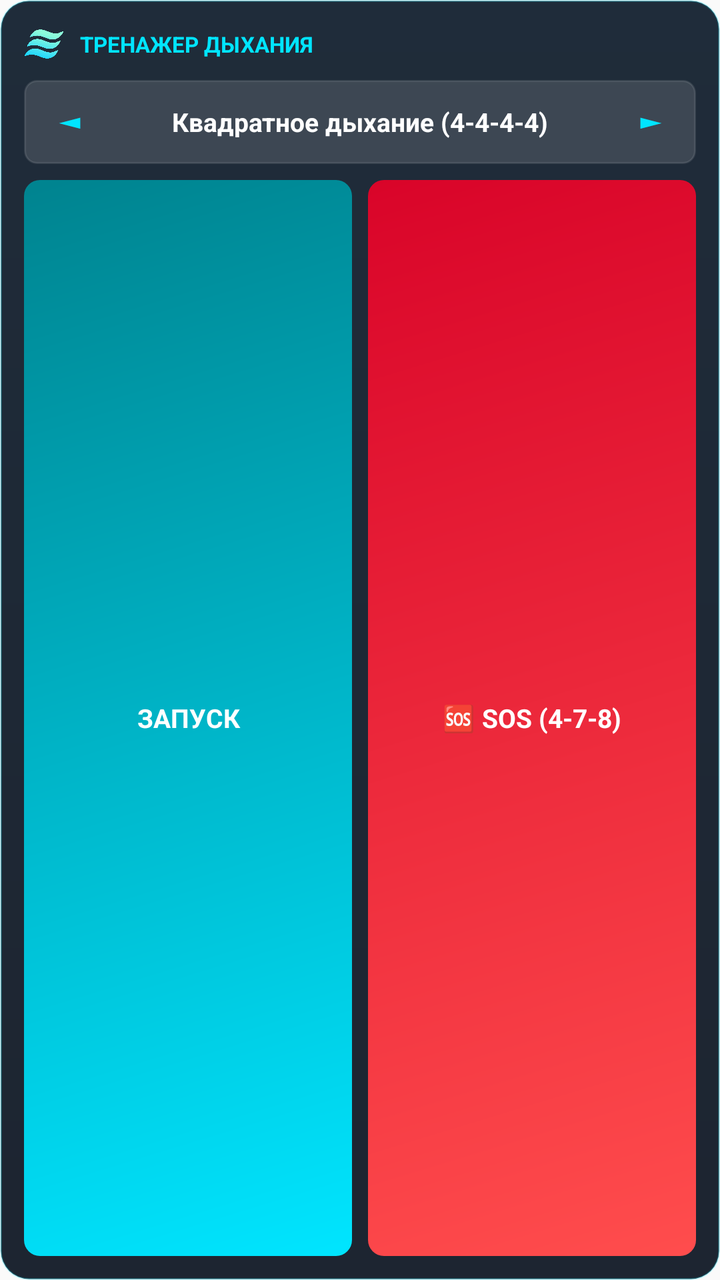
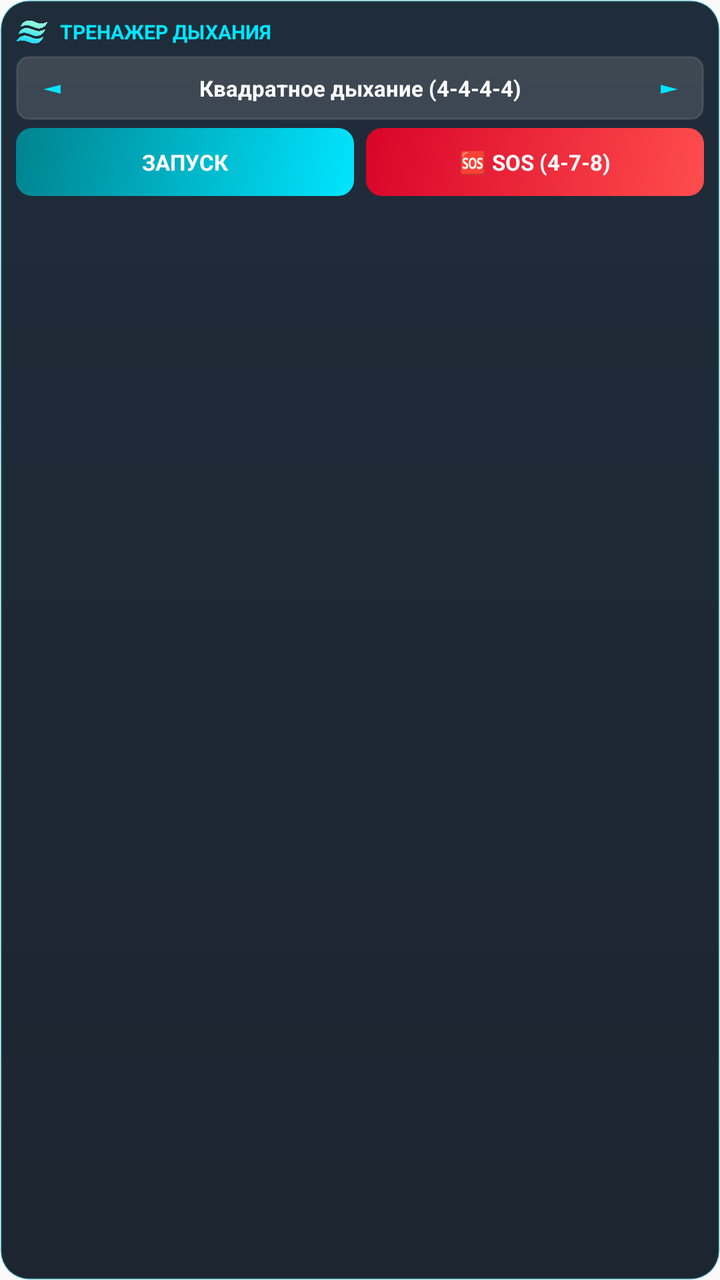

Screens rendered from an Android XML layout before and after an edit, with the pre-edit source and the edit as a unified diff.
<!-- AndroidManifest.xml: application theme Theme.BreathingTrainer -->
<!-- res/layout/widget_breathing_4x2.xml -->
<?xml version="1.0" encoding="utf-8"?>
<LinearLayout xmlns:android="http://schemas.android.com/apk/res/android"
    android:layout_width="match_parent"
    android:layout_height="match_parent"
    android:background="@drawable/bg_widget_card"
    android:orientation="vertical"
    android:padding="12dp">

    
    <LinearLayout
        android:layout_width="match_parent"
        android:layout_height="wrap_content"
        android:gravity="center_vertical"
        android:orientation="horizontal">

        <ImageView
            android:layout_width="20dp"
            android:layout_height="20dp"
            android:contentDescription="Logo"
            android:src="@drawable/ic_logo" />

        <TextView
            android:layout_width="wrap_content"
            android:layout_height="wrap_content"
            android:layout_marginStart="8dp"
            android:text="ТРЕНАЖЕР ДЫХАНИЯ"
            android:textColor="#00E5FF"
            android:textSize="11sp"
            android:textStyle="bold" />
    </LinearLayout>

    
    <LinearLayout
        android:layout_width="match_parent"
        android:layout_height="42dp"
        android:layout_marginTop="8dp"
        android:background="@drawable/bg_widget_selector"
        android:gravity="center_vertical"
        android:orientation="horizontal"
        android:paddingHorizontal="4dp">

        <TextView
            android:id="@+id/widget_btn_prev_technique"
            android:layout_width="38dp"
            android:layout_height="match_parent"
            android:gravity="center"
            android:text="◄"
            android:textColor="#00E5FF"
            android:textSize="15sp"
            android:textStyle="bold" />

        <TextView
            android:id="@+id/widget_tv_technique_title"
            android:layout_width="0dp"
            android:layout_height="wrap_content"
            android:layout_weight="1"
            android:ellipsize="end"
            android:gravity="center"
            android:maxLines="1"
            android:text="Квадратное дыхание (4-4-4-4)"
            android:textColor="#FFFFFF"
            android:textSize="13sp"
            android:textStyle="bold" />

        <TextView
            android:id="@+id/widget_btn_next_technique"
            android:layout_width="38dp"
            android:layout_height="match_parent"
            android:gravity="center"
            android:text="►"
            android:textColor="#00E5FF"
            android:textSize="15sp"
            android:textStyle="bold" />
    </LinearLayout>

    
    <LinearLayout
        android:layout_width="match_parent"
        android:layout_height="0dp"
        android:layout_marginTop="8dp"
        android:layout_weight="1"
        android:gravity="center"
        android:orientation="horizontal">

        <TextView
            android:id="@+id/widget_btn_start"
            android:layout_width="0dp"
            android:layout_height="match_parent"
            android:layout_marginEnd="4dp"
            android:layout_weight="1"
            android:background="@drawable/bg_widget_start_btn"
            android:gravity="center"
            android:text="ЗАПУСК"
            android:textColor="#FFFFFF"
            android:textSize="13sp"
            android:textStyle="bold" />

        <TextView
            android:id="@+id/widget_btn_sos"
            android:layout_width="0dp"
            android:layout_height="match_parent"
            android:layout_marginStart="4dp"
            android:layout_weight="1"
            android:background="@drawable/bg_widget_sos_btn"
            android:gravity="center"
            android:text="🆘 SOS (4-7-8)"
            android:textColor="#FFFFFF"
            android:textSize="13sp"
            android:textStyle="bold" />
    </LinearLayout>

</LinearLayout>
<!-- resources referenced by this layout -->
<resources>
  <!-- drawable bg_widget_card (drawable) -->
  <?xml version="1.0" encoding="utf-8"?>
  <shape xmlns:android="http://schemas.android.com/apk/res/android"
      android:shape="rectangle">
      <gradient
          android:angle="270"
          android:startColor="#EC0D1B2A"
          android:endColor="#EC0B1320" />
      <corners android:radius="14dp" />
      <stroke
          android:width="1dp"
          android:color="#3300E5FF" />
  </shape>
  <!-- drawable bg_widget_selector (drawable) -->
  <?xml version="1.0" encoding="utf-8"?>
  <shape xmlns:android="http://schemas.android.com/apk/res/android"
      android:shape="rectangle">
      <solid android:color="#22FFFFFF" />
      <corners android:radius="6dp" />
      <stroke
          android:width="1dp"
          android:color="#1AFFFFFF" />
  </shape>
  <!-- drawable bg_widget_sos_btn (drawable) -->
  <?xml version="1.0" encoding="utf-8"?>
  <shape xmlns:android="http://schemas.android.com/apk/res/android"
      android:shape="rectangle">
      <gradient
          android:angle="135"
          android:startColor="#FF4D4D"
          android:endColor="#D90429" />
      <corners android:radius="8dp" />
  </shape>
  <!-- drawable bg_widget_start_btn (drawable) -->
  <?xml version="1.0" encoding="utf-8"?>
  <shape xmlns:android="http://schemas.android.com/apk/res/android"
      android:shape="rectangle">
      <gradient
          android:angle="135"
          android:startColor="#00E5FF"
          android:endColor="#00838F" />
      <corners android:radius="8dp" />
  </shape>
  <!-- drawable ic_logo: png bitmap (drawable, 27796 bytes) -->
  <style name="Theme.BreathingTrainer" parent="android:Theme.Material.Light.NoActionBar" />
</resources>

<!-- the commit's change to res/layout/widget_breathing_4x2.xml (unified diff, before → after) -->
@@ -1,10 +1,10 @@
 <?xml version="1.0" encoding="utf-8"?>
 <LinearLayout xmlns:android="http://schemas.android.com/apk/res/android"
     android:layout_width="match_parent"
-    android:layout_height="match_parent"
+    android:layout_height="wrap_content"
     android:background="@drawable/bg_widget_card"
     android:orientation="vertical"
-    android:padding="12dp">
+    android:padding="8dp">
 
     
     <LinearLayout
@@ -14,39 +14,39 @@
         android:orientation="horizontal">
 
         <ImageView
-            android:layout_width="20dp"
-            android:layout_height="20dp"
+            android:layout_width="16dp"
+            android:layout_height="16dp"
             android:contentDescription="Logo"
             android:src="@drawable/ic_logo" />
 
         <TextView
             android:layout_width="wrap_content"
             android:layout_height="wrap_content"
-            android:layout_marginStart="8dp"
+            android:layout_marginStart="6dp"
             android:text="ТРЕНАЖЕР ДЫХАНИЯ"
             android:textColor="#00E5FF"
-            android:textSize="11sp"
+            android:textSize="10sp"
             android:textStyle="bold" />
     </LinearLayout>
 
     
     <LinearLayout
         android:layout_width="match_parent"
-        android:layout_height="42dp"
-        android:layout_marginTop="8dp"
+        android:layout_height="32dp"
+        android:layout_marginTop="4dp"
         android:background="@drawable/bg_widget_selector"
         android:gravity="center_vertical"
         android:orientation="horizontal"
-        android:paddingHorizontal="4dp">
+        android:paddingHorizontal="2dp">
 
         <TextView
             android:id="@+id/widget_btn_prev_technique"
-            android:layout_width="38dp"
+            android:layout_width="32dp"
             android:layout_height="match_parent"
             android:gravity="center"
             android:text="◄"
             android:textColor="#00E5FF"
-            android:textSize="15sp"
+            android:textSize="12sp"
             android:textStyle="bold" />
 
         <TextView
@@ -59,53 +59,52 @@
             android:maxLines="1"
             android:text="Квадратное дыхание (4-4-4-4)"
             android:textColor="#FFFFFF"
-            android:textSize="13sp"
+            android:textSize="11sp"
             android:textStyle="bold" />
 
         <TextView
             android:id="@+id/widget_btn_next_technique"
-            android:layout_width="38dp"
+            android:layout_width="32dp"
             android:layout_height="match_parent"
             android:gravity="center"
             android:text="►"
             android:textColor="#00E5FF"
-            android:textSize="15sp"
+            android:textSize="12sp"
             android:textStyle="bold" />
     </LinearLayout>
 
     
     <LinearLayout
         android:layout_width="match_parent"
-        android:layout_height="0dp"
-        android:layout_marginTop="8dp"
-        android:layout_weight="1"
-        android:gravity="center"
+        android:layout_height="34dp"
+        android:layout_marginTop="4dp"
+        android:gravity="center_vertical"
         android:orientation="horizontal">
 
         <TextView
             android:id="@+id/widget_btn_start"
             android:layout_width="0dp"
             android:layout_height="match_parent"
-            android:layout_marginEnd="4dp"
+            android:layout_marginEnd="3dp"
             android:layout_weight="1"
             android:background="@drawable/bg_widget_start_btn"
             android:gravity="center"
             android:text="ЗАПУСК"
             android:textColor="#FFFFFF"
-            android:textSize="13sp"
+            android:textSize="11sp"
             android:textStyle="bold" />
 
         <TextView
             android:id="@+id/widget_btn_sos"
             android:layout_width="0dp"
             android:layout_height="match_parent"
-            android:layout_marginStart="4dp"
+            android:layout_marginStart="3dp"
             android:layout_weight="1"
             android:background="@drawable/bg_widget_sos_btn"
             android:gravity="center"
             android:text="🆘 SOS (4-7-8)"
             android:textColor="#FFFFFF"
-            android:textSize="13sp"
+            android:textSize="11sp"
             android:textStyle="bold" />
     </LinearLayout>
 
